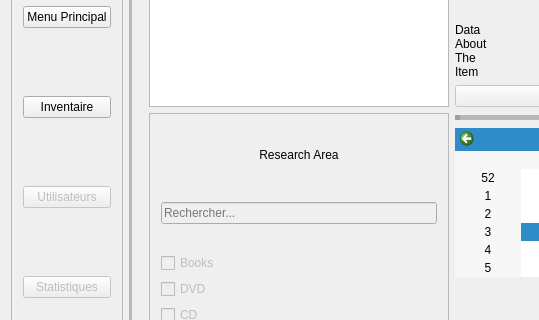
Old version of the form LOA/projetLOA/mainwindow.ui in the repository remijamous/ProjetLOA; both pictures show x 0 to 539 and y 115 to 435 of the 1000 by 522 pixel window.
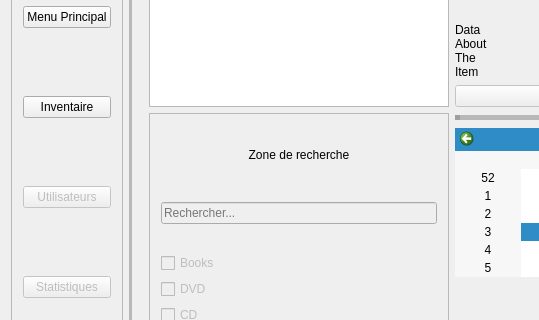
New version of the form. The open tabs and pages were chosen to show the change.

```diff
--- a/LOA/projetLOA/mainwindow.ui
+++ b/LOA/projetLOA/mainwindow.ui
@@ -219,7 +219,7 @@
                    </size>
                   </property>
                   <property name="text">
-                   <string>Research Area</string>
+                   <string>Zone de recherche</string>
                   </property>
                   <property name="alignment">
                    <set>Qt::AlignHCenter|Qt::AlignTop</set>
```
Left out of the diff: 2 changed lines with no effect on the pictures.
